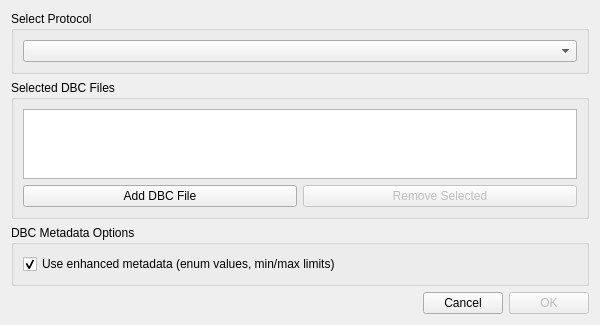
The window that PluginsCommonCAN/select_can_database.ui (PlotJuggler/plotjuggler-CAN-dbs) describes before a commit, drawn with Qt 5.
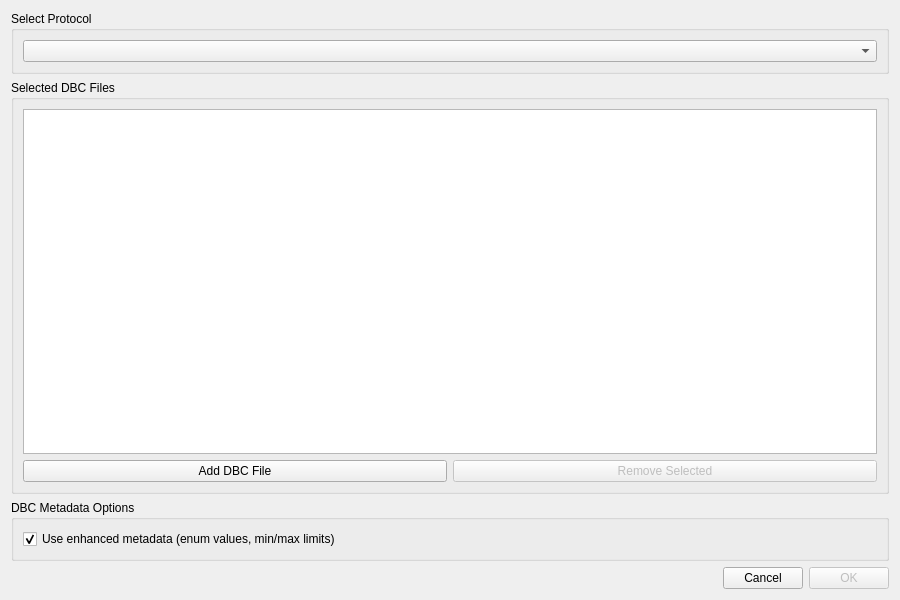
The same window after the commit.

Commit message: improve error handling, bigger UI for selecting DBC files

What changed in the file:
```diff
--- a/PluginsCommonCAN/select_can_database.ui
+++ b/PluginsCommonCAN/select_can_database.ui
@@ -6,8 +6,8 @@
             <rect>
                 <x>0</x>
                 <y>0</y>
-                <width>600</width>
-                <height>320</height>
+                <width>900</width>
+                <height>600</height>
             </rect>
         </property>
         <property name="windowTitle">
```
The commit also changes 2 other files.
